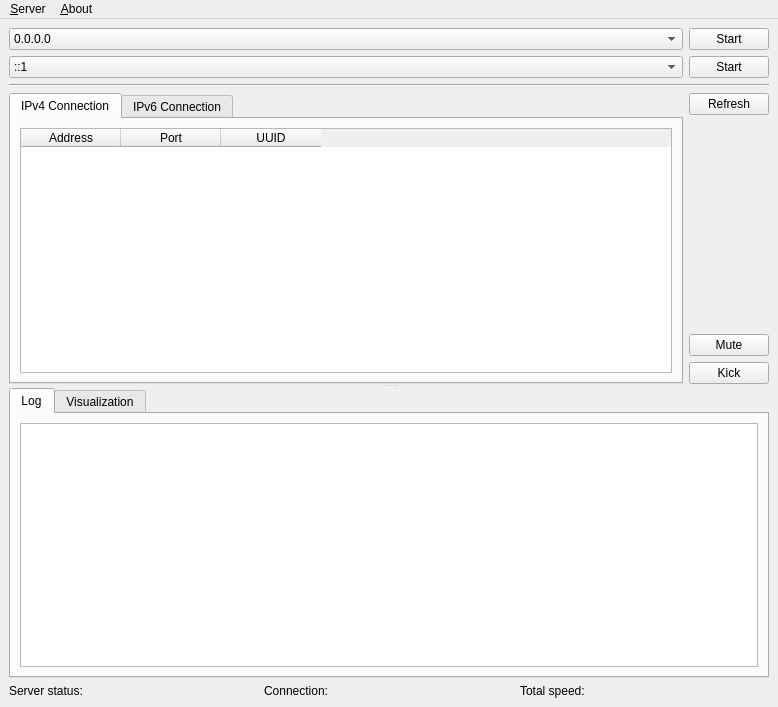
Qt form aqua-qt/qt-server/src/ui/ServerMainWindow.ui (aquawius/aqua) before a commit.
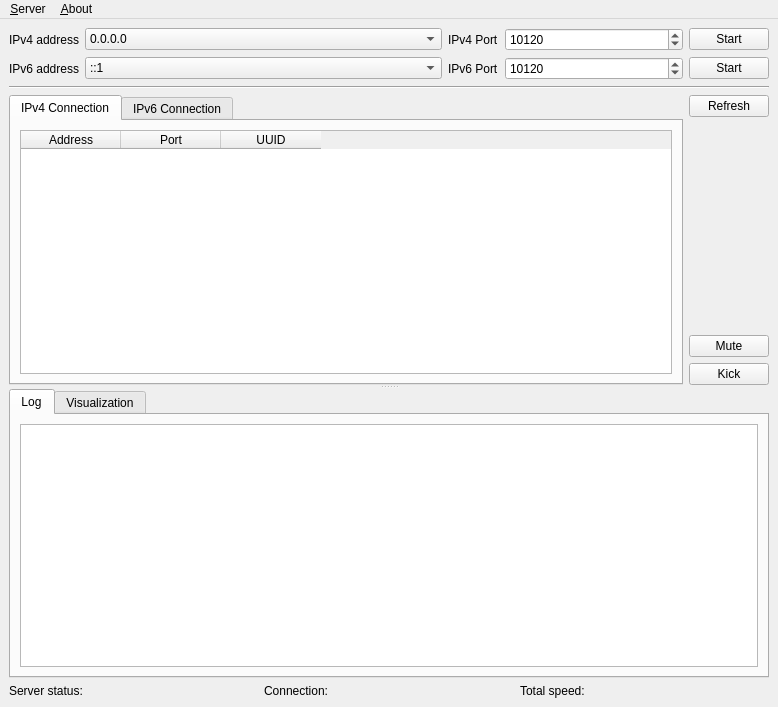
The same form after that commit.

Commit message: aqua_server: change aqua_server & aqua_client network module to independent library.

What changed in the file:
```diff
--- a/aqua-qt/qt-server/src/ui/ServerMainWindow.ui
+++ b/aqua-qt/qt-server/src/ui/ServerMainWindow.ui
@@ -31,24 +31,28 @@
   <widget class="QWidget" name="centralwidget">
    <layout class="QVBoxLayout" name="verticalLayout">
     <item>
-     <layout class="QGridLayout" name="gridLayout_IPAddrSelector" columnstretch="1,0">
-      <item row="1" column="1">
-       <widget class="QPushButton" name="pushButton_IPv6ToggleStart">
-        <property name="text">
-         <string>Start</string>
+     <layout class="QGridLayout" name="gridLayout_IPAddrSelector" columnstretch="0,2,0,1,0">
+      <item row="1" column="3">
+       <widget class="QSpinBox" name="spinBox_IPv6Port">
+        <property name="maximum">
+         <number>65535</number>
+        </property>
+        <property name="value">
+         <number>10120</number>
         </property>
        </widget>
       </item>
       <item row="1" column="0">
-       <widget class="QComboBox" name="comboBox_IPv6AddrSelector">
-        <item>
-         <property name="text">
-          <string>::1</string>
-         </property>
-        </item>
+       <widget class="QLabel" name="label_IPv6AddrSelector">
+        <property name="text">
+         <string>IPv6 address</string>
+        </property>
+        <property name="buddy">
+         <cstring>comboBox_IPv6AddrSelector</cstring>
+        </property>
        </widget>
       </item>
-      <item row="0" column="0">
+      <item row="0" column="1">
        <widget class="QComboBox" name="comboBox_IPv4AddrSelector">
         <item>
          <property name="text">
@@ -57,7 +61,27 @@
         </item>
        </widget>
       </item>
-      <item row="0" column="1">
+      <item row="0" column="3">
+       <widget class="QSpinBox" name="spinBox_IPv4Port">
+        <property name="maximum">
+         <number>65535</number>
+        </property>
+        <property name="value">
+         <number>10120</number>
+        </property>
+       </widget>
+      </item>
+      <item row="0" column="0">
+       <widget class="QLabel" name="label_IPv4AddrSelector">
+        <property name="text">
+         <string>IPv4 address</string>
+        </property>
+        <property name="buddy">
+         <cstring>comboBox_IPv4AddrSelector</cstring>
+        </property>
+       </widget>
+      </item>
+      <item row="0" column="4">
        <widget class="QPushButton" name="pushButton_IPv4ToggleStart">
         <property name="text">
          <string>Start</string>
@@ -73,6 +97,42 @@
         </property>
        </widget>
       </item>
+      <item row="1" column="4">
+       <widget class="QPushButton" name="pushButton_IPv6ToggleStart">
+        <property name="text">
+         <string>Start</string>
+        </property>
+       </widget>
+      </item>
+      <item row="1" column="1">
+       <widget class="QComboBox" name="comboBox_IPv6AddrSelector">
+        <item>
+         <property name="text">
+          <string>::1</string>
+         </property>
+        </item>
+       </widget>
+      </item>
+      <item row="0" column="2">
+       <widget class="QLabel" name="label_IPv4Port">
+        <property name="text">
+         <string>IPv4 Port</string>
+        </property>
+        <property name="buddy">
+         <cstring>spinBox_IPv4Port</cstring>
+        </property>
+       </widget>
+      </item>
+      <item row="1" column="2">
+       <widget class="QLabel" name="label_IPv6Port">
+        <property name="text">
+         <string>IPv6 Port</string>
+        </property>
+        <property name="buddy">
+         <cstring>spinBox_IPv6Port</cstring>
+        </property>
+       </widget>
+      </item>
      </layout>
     </item>
     <item>
```
Left out of the diff: 11 changed lines with no effect on the pictures. The commit also changes 4 other files.
